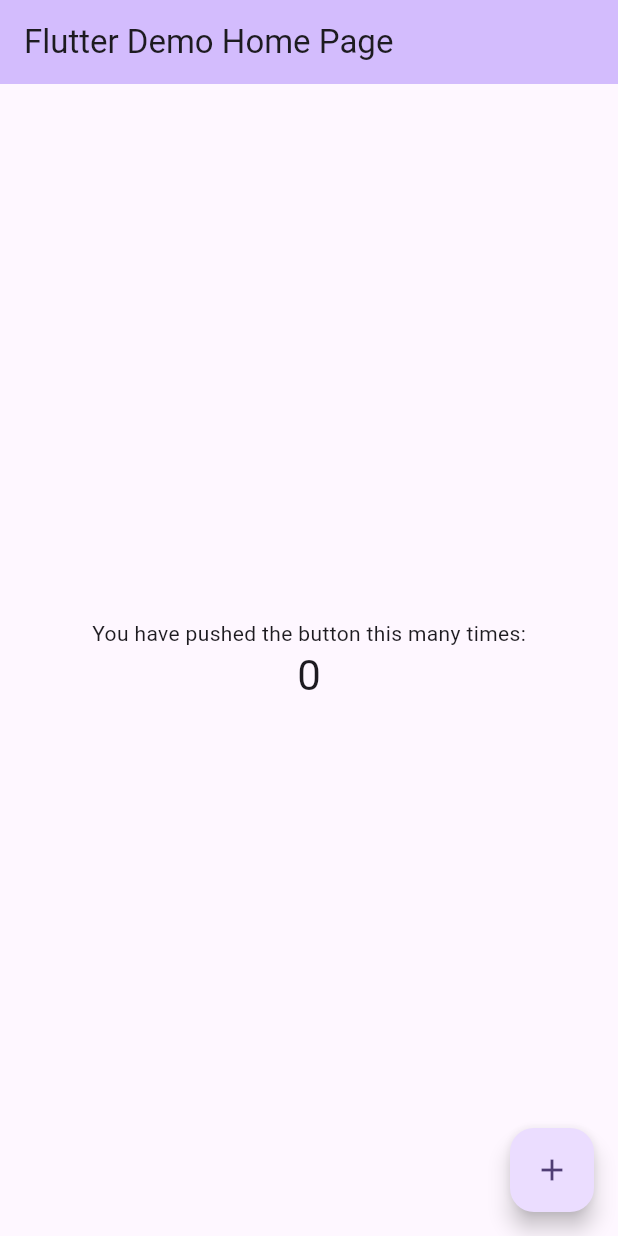
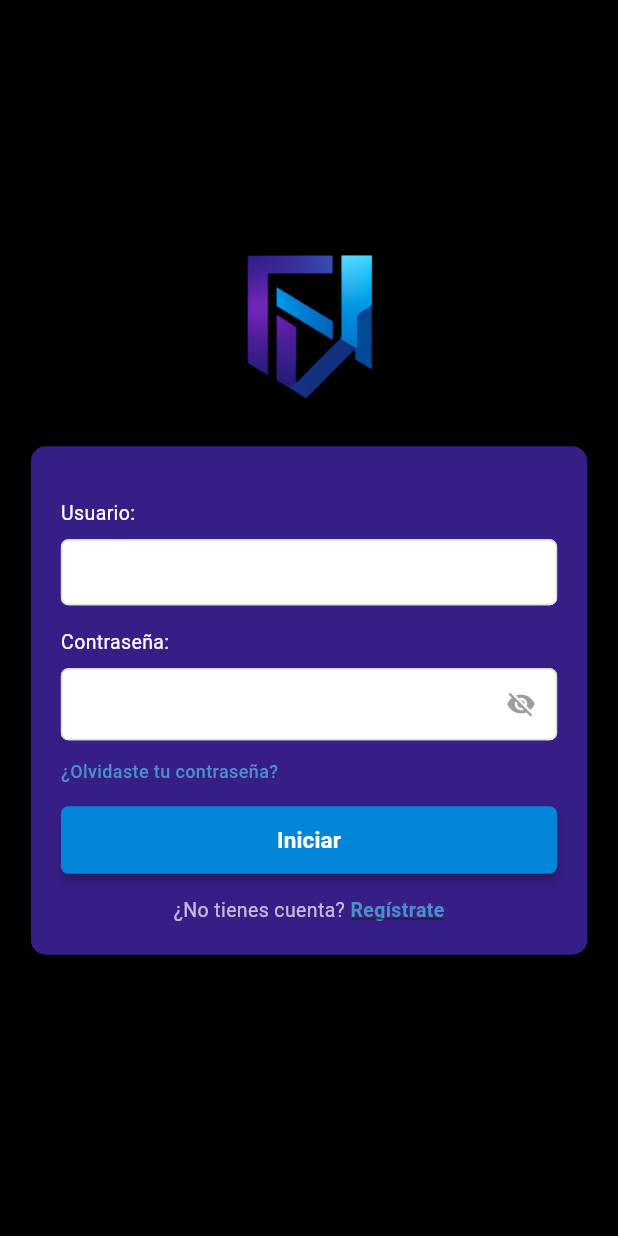
Before and after one commit to zaira-3456/proyecto_hospital, a Flutter app: the screen it shows after launch, on a phone screen of 412 x 824 dp. Run offline on Flutter 3.47's test engine with Material 3 defaults, Android fonts, the phone set to English and light mode, and no system bars.

Commit message:
Creación del login

```diff
--- a/lib/main.dart
+++ b/lib/main.dart
@@ -1,4 +1,5 @@
 import 'package:flutter/material.dart';
+import 'screens/login_screens.dart';
 
 void main() {
   runApp(const MyApp());
@@ -7,116 +8,16 @@ void main() {
 class MyApp extends StatelessWidget {
   const MyApp({super.key});
 
-  // This widget is the root of your application.
   @override
   Widget build(BuildContext context) {
     return MaterialApp(
-      title: 'Flutter Demo',
+      title: 'Hospital App',
+      debugShowCheckedModeBanner: false,
       theme: ThemeData(
-        // This is the theme of your application.
-        //
-        // TRY THIS: Try running your application with "flutter run". You'll see
-        // the application has a purple toolbar. Then, without quitting the app,
-        // try changing the seedColor in the colorScheme below to Colors.green
-        // and then invoke "hot reload" (save your changes or press the "hot
-        // reload" button in a Flutter-supported IDE, or press "r" if you used
-        // the command line to start the app).
-        //
-        // Notice that the counter didn't reset back to zero; the application
-        // state is not lost during the reload. To reset the state, use hot
-        // restart instead.
-        //
-        // This works for code too, not just values: Most code changes can be
-        // tested with just a hot reload.
-        colorScheme: ColorScheme.fromSeed(seedColor: Colors.deepPurple),
+        primarySwatch: Colors.blue,
+        fontFamily: 'Roboto',
       ),
-      home: const MyHomePage(title: 'Flutter Demo Home Page'),
+      home: const LoginScreen(),
     );
   }
 }
-
-class MyHomePage extends StatefulWidget {
-  const MyHomePage({super.key, required this.title});
-
-  // This widget is the home page of your application. It is stateful, meaning
-  // that it has a State object (defined below) that contains fields that affect
-  // how it looks.
-
-  // This class is the configuration for the state. It holds the values (in this
-  // case the title) provided by the parent (in this case the App widget) and
-  // used by the build method of the State. Fields in a Widget subclass are
-  // always marked "final".
-
-  final String title;
-
-  @override
-  State<MyHomePage> createState() => _MyHomePageState();
-}
-
-class _MyHomePageState extends State<MyHomePage> {
-  int _counter = 0;
-
-  void _incrementCounter() {
-    setState(() {
-      // This call to setState tells the Flutter framework that something has
-      // changed in this State, which causes it to rerun the build method below
-      // so that the display can reflect the updated values. If we changed
-      // _counter without calling setState(), then the build method would not be
-      // called again, and so nothing would appear to happen.
-      _counter++;
-    });
-  }
-
-  @override
-  Widget build(BuildContext context) {
-    // This method is rerun every time setState is called, for instance as done
-    // by the _incrementCounter method above.
-    //
-    // The Flutter framework has been optimized to make rerunning build methods
-    // fast, so that you can just rebuild anything that needs updating rather
-    // than having to individually change instances of widgets.
-    return Scaffold(
-      appBar: AppBar(
-        // TRY THIS: Try changing the color here to a specific color (to
-        // Colors.amber, perhaps?) and trigger a hot reload to see the AppBar
-        // change color while the other colors stay the same.
-        backgroundColor: Theme.of(context).colorScheme.inversePrimary,
-        // Here we take the value from the MyHomePage object that was created by
-        // the App.build method, and use it to set our appbar title.
-        title: Text(widget.title),
-      ),
-      body: Center(
-        // Center is a layout widget. It takes a single child and positions it
-        // in the middle of the parent.
-        child: Column(
-          // Column is also a layout widget. It takes a list of children and
-          // arranges them vertically. By default, it sizes itself to fit its
-          // children horizontally, and tries to be as tall as its parent.
-          //
-          // Column has various properties to control how it sizes itself and
-          // how it positions its children. Here we use mainAxisAlignment to
-          // center the children vertically; the main axis here is the vertical
-          // axis because Columns are vertical (the cross axis would be
-          // horizontal).
-          //
-          // TRY THIS: Invoke "debug painting" (choose the "Toggle Debug Paint"
-          // action in the IDE, or press "p" in the console), to see the
-          // wireframe for each widget.
-          mainAxisAlignment: MainAxisAlignment.center,
-          children: <Widget>[
-            const Text('You have pushed the button this many times:'),
-            Text(
-              '$_counter',
-              style: Theme.of(context).textTheme.headlineMedium,
-            ),
-          ],
-        ),
-      ),
-      floatingActionButton: FloatingActionButton(
-        onPressed: _incrementCounter,
-        tooltip: 'Increment',
-        child: const Icon(Icons.add),
-      ), // This trailing comma makes auto-formatting nicer for build methods.
-    );
-  }
-}
--- /dev/null
+++ b/lib/screens/login_screens.dart
@@ -0,0 +1,369 @@
+import 'package:flutter/material.dart';
+
+class LoginScreen extends StatefulWidget {
+  const LoginScreen({Key? key}) : super(key: key);
+
+  @override
+  State<LoginScreen> createState() => _LoginScreenState();
+}
+
+class _LoginScreenState extends State<LoginScreen> {
+  final _formKey = GlobalKey<FormState>();
+  final _userController = TextEditingController();
+  final _passwordController = TextEditingController();
+  bool _obscurePassword = true;
+  bool _isLoading = false;
+
+  // 🎨 PERSONALIZA ESTOS COLORES
+  final Color backgroundColor1 = const Color(0xFF000000); // Negro
+  final Color backgroundColor2 = const Color(0xFF000000); // Negro
+  final Color cardColor = const Color(0xFF371E86); // Morado oscuro
+  final Color buttonColor = const Color(0xFF0386D9); // Azul
+  final Color accentColor = const Color(0xFF4A90C8); // Azul
+
+  @override
+  void dispose() {
+    _userController.dispose();
+    _passwordController.dispose();
+    super.dispose();
+  }
+
+  Future<void> _handleLogin() async {
+    if (_formKey.currentState!.validate()) {
+      setState(() {
+        _isLoading = true;
+      });
+
+      await Future.delayed(const Duration(seconds: 2));
+
+      setState(() {
+        _isLoading = false;
+      });
+
+      print('Usuario: ${_userController.text}');
+      print('Contraseña: ${_passwordController.text}');
+    }
+  }
+
+  void _handleForgotPassword() {
+    showDialog(
+      context: context,
+      builder: (context) => AlertDialog(
+        title: const Text('Recuperar contraseña'),
+        content: const Text('Funcionalidad de recuperación de contraseña'),
+        actions: [
+          TextButton(
+            onPressed: () => Navigator.pop(context),
+            child: const Text('Cerrar'),
+          ),
+        ],
+      ),
+    );
+  }
+
+  @override
+  Widget build(BuildContext context) {
+    // Obtener el tamaño de la pantalla
+    final Size screenSize = MediaQuery.of(context).size;
+    final double screenWidth = screenSize.width;
+
+    // Determinar si es móvil o tablet/desktop
+    final bool isMobile = screenWidth < 600;
+    final bool isTablet = screenWidth >= 600 && screenWidth < 1024;
+
+    // Tamaños responsivos
+    final double logoSize = isMobile ? 100 : (isTablet ? 130 : 150);
+    final double cardPadding = isMobile ? 20 : 30;
+    final double cardMaxWidth = isMobile ? screenWidth * 0.9 : (isTablet ? 500 : 400);
+    final double labelFontSize = isMobile ? 13 : 14;
+    final double buttonFontSize = isMobile ? 15 : 16;
+    final double spacing = isMobile ? 15 : 20;
+
+    return Scaffold(
+      body: Container(
+        width: double.infinity,
+        height: double.infinity,
+        decoration: BoxDecoration(
+          gradient: LinearGradient(
+            begin: Alignment.topCenter,
+            end: Alignment.bottomCenter,
+            colors: [
+              backgroundColor1,
+              backgroundColor2,
+            ],
+          ),
+        ),
+        child: SafeArea(
+          child: Center(
+            child: SingleChildScrollView(
+              physics: const ClampingScrollPhysics(),
+              padding: EdgeInsets.symmetric(
+                horizontal: isMobile ? 16 : 20,
+                vertical: isMobile ? 20 : 40,
+              ),
+              child: Column(
+                mainAxisAlignment: MainAxisAlignment.center,
+                children: [
+                  // 🖼️ Logo responsivo
+                  Container(
+                    width: logoSize,
+                    height: logoSize,
+                    child: Image.asset(
+                      'assets/techBridge_logo.png',
+                      fit: BoxFit.contain,
+                      errorBuilder: (context, error, stackTrace) {
+                        return Icon(
+                          Icons.local_hospital,
+                          size: logoSize * 0.7,
+                          color: Colors.white,
+                        );
+                      },
+                    ),
+                  ),
+
+                  SizedBox(height: isMobile ? 30 : 40),
+
+                  // 🎨 Card de login responsivo
+                  Container(
+                    constraints: BoxConstraints(maxWidth: cardMaxWidth),
+                    decoration: BoxDecoration(
+                      color: cardColor,
+                      borderRadius: BorderRadius.circular(10),
+                      boxShadow: [
+                        BoxShadow(
+                          color: Colors.black.withOpacity(0.3),
+                          blurRadius: 15,
+                          offset: const Offset(0, 8),
+                        ),
+                      ],
+                    ),
+                    child: Padding(
+                      padding: EdgeInsets.all(cardPadding),
+                      child: Form(
+                        key: _formKey,
+                        child: Column(
+                          crossAxisAlignment: CrossAxisAlignment.stretch,
+                          children: [
+
+                            SizedBox(height: spacing),
+
+                            // Campo Usuario
+                            Text(
+                              'Usuario:',
+                              style: TextStyle(
+                                fontSize: labelFontSize,
+                                color: Colors.white,
+                              ),
+                            ),
+                            const SizedBox(height: 8),
+                            TextFormField(
+                              controller: _userController,
+                              enabled: !_isLoading,
+                              style: TextStyle(
+                                fontSize: labelFontSize,
+                              ),
+                              decoration: InputDecoration(
+                                filled: true,
+                                fillColor: Colors.white,
+                                border: OutlineInputBorder(
+                                  borderRadius: BorderRadius.circular(5),
+                                  borderSide: BorderSide(
+                                    color: Colors.grey.shade300,
+                                  ),
+                                ),
+                                enabledBorder: OutlineInputBorder(
+                                  borderRadius: BorderRadius.circular(5),
+                                  borderSide: BorderSide(
+                                    color: Colors.grey.shade300,
+                                  ),
+                                ),
+                                focusedBorder: OutlineInputBorder(
+                                  borderRadius: BorderRadius.circular(5),
+                                  borderSide: BorderSide(
+                                    color: accentColor,
+                                    width: 2,
+                                  ),
+                                ),
+                                contentPadding: EdgeInsets.symmetric(
+                                  horizontal: isMobile ? 12 : 15,
+                                  vertical: isMobile ? 12 : 14,
+                                ),
+                                isDense: isMobile,
+                              ),
+                              validator: (value) {
+                                if (value == null || value.isEmpty) {
+                                  return 'Por favor ingrese su usuario';
+                                }
+                                return null;
+                              },
+                            ),
+
+                            SizedBox(height: spacing),
+
+                            // Campo Contraseña
+                            Text(
+                              'Contraseña:',
+                              style: TextStyle(
+                                fontSize: labelFontSize,
+                                color: Colors.white,
+                              ),
+                            ),
+                            const SizedBox(height: 8),
+                            TextFormField(
+                              controller: _passwordController,
+                              obscureText: _obscurePassword,
+                              enabled: !_isLoading,
+                              style: TextStyle(
+                                fontSize: labelFontSize,
+                              ),
+                              decoration: InputDecoration(
+                                filled: true,
+                                fillColor: Colors.white,
+                                border: OutlineInputBorder(
+                                  borderRadius: BorderRadius.circular(5),
+                                  borderSide: BorderSide(
+                                    color: Colors.grey.shade300,
+                                  ),
+                                ),
+                                enabledBorder: OutlineInputBorder(
+                                  borderRadius: BorderRadius.circular(5),
+                                  borderSide: BorderSide(
+                                    color: Colors.grey.shade300,
+                                  ),
+                                ),
+                                focusedBorder: OutlineInputBorder(
+                                  borderRadius: BorderRadius.circular(5),
+                                  borderSide: BorderSide(
+                                    color: accentColor,
+                                    width: 2,
+                                  ),
+                                ),
+                                contentPadding: EdgeInsets.symmetric(
+                                  horizontal: isMobile ? 12 : 15,
+                                  vertical: isMobile ? 12 : 14,
+                                ),
+                                isDense: isMobile,
+                                suffixIcon: IconButton(
+                                  icon: Icon(
+                                    _obscurePassword
+                                        ? Icons.visibility_off
+                                        : Icons.visibility,
+                                    color: Colors.grey,
+                                    size: isMobile ? 20 : 24,
+                                  ),
+                                  onPressed: () {
+                                    setState(() {
+                                      _obscurePassword = !_obscurePassword;
+                                    });
+                                  },
+                                ),
+                              ),
+                              validator: (value) {
+                                if (value == null || value.isEmpty) {
+                                  return 'Por favor ingrese su contraseña';
+                                }
+                                return null;
+                              },
+                            ),
+
+                            SizedBox(height: isMobile ? 12 : 15),
+
+                            // ¿Olvidaste tu contraseña?
+                            GestureDetector(
+                              onTap: _isLoading ? null : _handleForgotPassword,
+                              child: Text(
+                                '¿Olvidaste tu contraseña?',
+                                style: TextStyle(
+                                  fontSize: isMobile ? 12 : 13,
+                                  color: accentColor,
+                                  decoration: TextDecoration.none,
+                                  fontWeight: FontWeight.w500,
+                                ),
+                              ),
+                            ),
+
+                            SizedBox(height: spacing),
+
+                            // Botón Iniciar
+                            SizedBox(
+                              height: isMobile ? 45 : 50,
+                              child: ElevatedButton(
+                                onPressed: _isLoading ? null : _handleLogin,
+                                style: ElevatedButton.styleFrom(
+                                  backgroundColor: buttonColor,
+                                  disabledBackgroundColor: Colors.grey,
+                                  shape: RoundedRectangleBorder(
+                                    borderRadius: BorderRadius.circular(5),
+                                  ),
+                                  elevation: 3,
+                                ),
+                                child: _isLoading
+                                    ? SizedBox(
+                                        height: 20,
+                                        width: 20,
+                                        child: CircularProgressIndicator(
+                                          strokeWidth: 2,
+                                          valueColor: AlwaysStoppedAnimation<Color>(
+                                            Colors.white,
+                                          ),
+                                        ),
+                                      )
+                                    : Text(
+                                        'Iniciar',
+                                        style: TextStyle(
+                                          fontSize: buttonFontSize,
+                                          fontWeight: FontWeight.w600,
+                                          color: Colors.white,
+                                        ),
+                                      ),
+                              ),
+                            ),
+
+                            SizedBox(height: isMobile ? 15 : 20),
+
+                            // Enlace de Registro
+                            Wrap(
+                              alignment: WrapAlignment.center,
+                              crossAxisAlignment: WrapCrossAlignment.center,
+                              children: [
+                                Text(
+                                  '¿No tienes cuenta? ',
+                                  style: TextStyle(
+                                    fontSize: isMobile ? 13 : 14,
+                                    color: Colors.white70,
+                                  ),
+                                ),
+                                GestureDetector(
+                                  onTap: _isLoading ? null : () {
+                                    print('Ir a registro');
+                                    // Navigator.push(context, MaterialPageRoute(builder: (context) => RegisterScreen()));
+                                  },
+                                  child: Text(
+                                    'Regístrate',
+                                    style: TextStyle(
+                                      fontSize: isMobile ? 13 : 14,
+                                      color: accentColor,
+                                      fontWeight: FontWeight.bold,
+                                      decoration: TextDecoration.underline,
+                                    ),
+                                  ),
+                                ),
+                              ],
+                            ),
+                          ],
+                        ),
+                      ),
+                    ),
+                  ),
+
+                  // Espacio adicional al final para evitar que el teclado tape el contenido
+                  SizedBox(height: isMobile ? 20 : 0),
+                ],
+              ),
+            ),
+          ),
+        ),
+      ),
+    );
+  }
+}
--- a/pubspec.yaml
+++ b/pubspec.yaml
@@ -58,7 +58,9 @@ flutter:
   uses-material-design: true
 
   # To add assets to your application, add an assets section, like this:
-  # assets:
+  assets:
+    - assets/techBridge_logo.png
+    - assets/clinic_salud.png
   #   - images/a_dot_burr.jpeg
   #   - images/a_dot_ham.jpeg
 
```
Also changed, not shown: assets/clinic_salud.png (added), assets/techBridge_logo.png (added).
